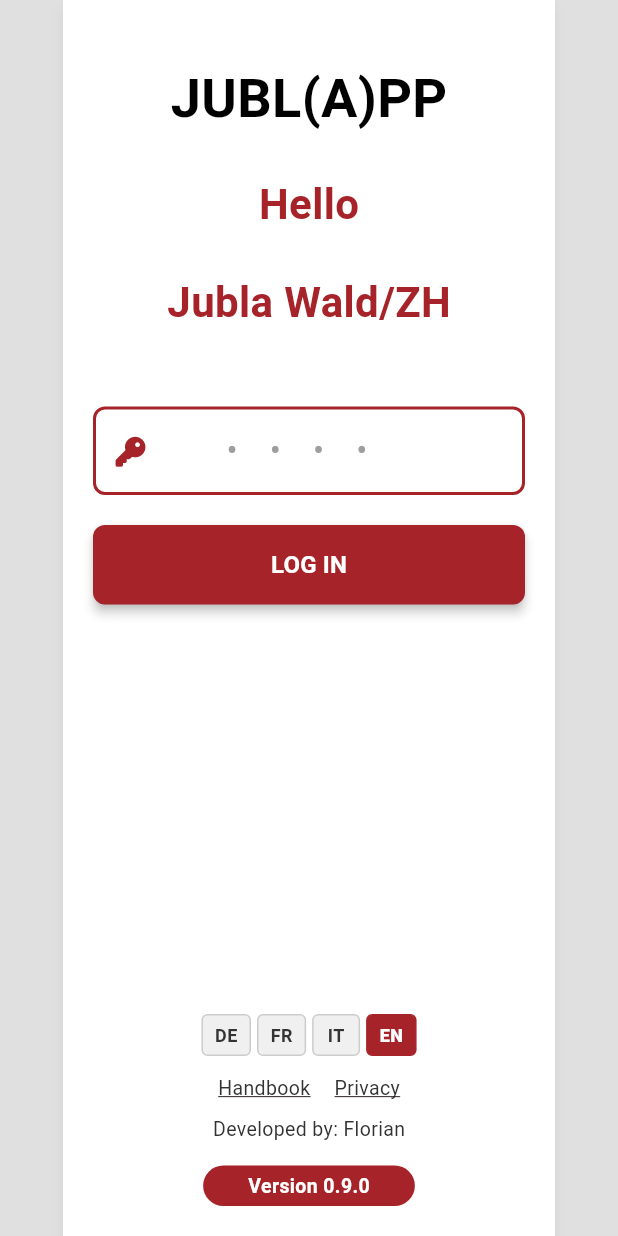
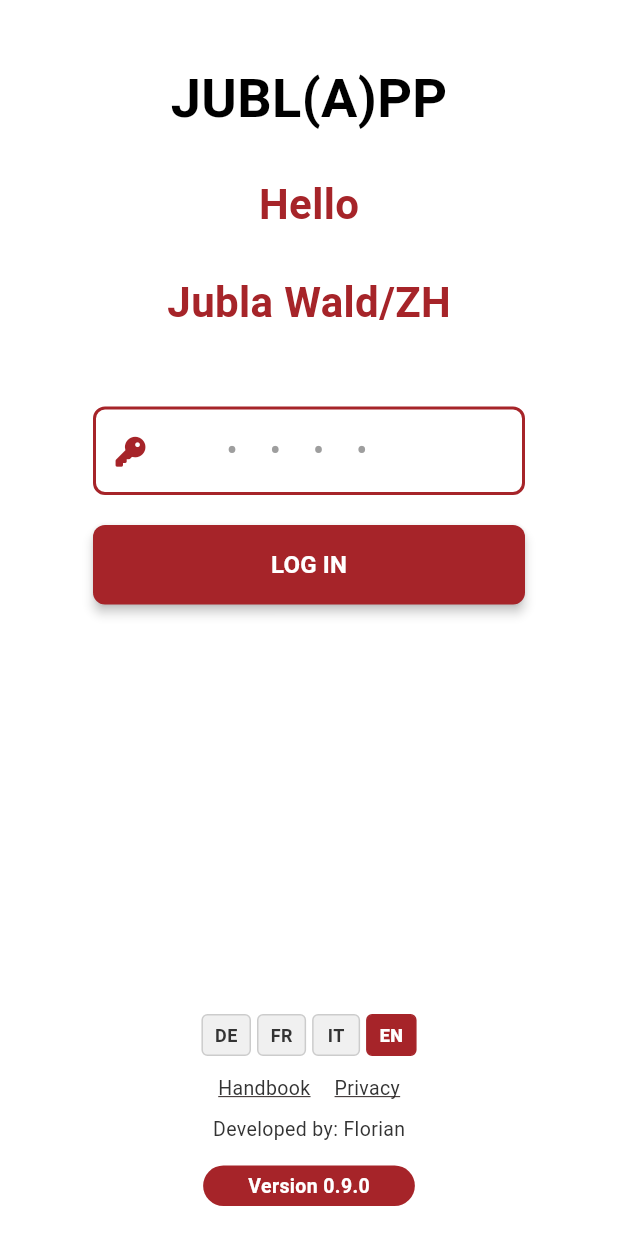
Before and after one commit to flohulo/jublapp, a Flutter app: the screen it shows after launch, on a phone screen of 412 x 824 dp. Run offline on Flutter 3.47's test engine with Material 3 defaults, Android fonts, the phone set to English and light mode, and no system bars; our stand-ins replace font_awesome_flutter, go_router, image_picker, shared_preferences; missing offline and left inert: dart:js_interop, dart:ui_web.

Commit message:
fix: graue ränder auf der login-seite entfernen
Co-Authored-By: Claude Sonnet 5.5 <noreply@anthropic.com>
Claude-Session: https://claude.ai/code/session_0168TxUWwH9YaBATxiaaiedC

```diff
--- a/app/lib/screens/login_screen.dart
+++ b/app/lib/screens/login_screen.dart
@@ -68,14 +68,12 @@ class _LoginScreenState extends State<LoginScreen>
   Widget build(BuildContext context) {
     final i18n = context.watch<I18n>();
     return Scaffold(
-      backgroundColor: AppColors.bgOuter,
+      backgroundColor: Colors.white,
       body: Center(
         child: ConstrainedBox(
           constraints: const BoxConstraints(maxWidth: AppTheme.maxContentWidth),
           child: Material(
             color: Colors.white,
-            elevation: 4,
-            shadowColor: Colors.black26,
             child: SafeArea(
               child: LayoutBuilder(
                 builder: (context, constraints) => SingleChildScrollView(
```
